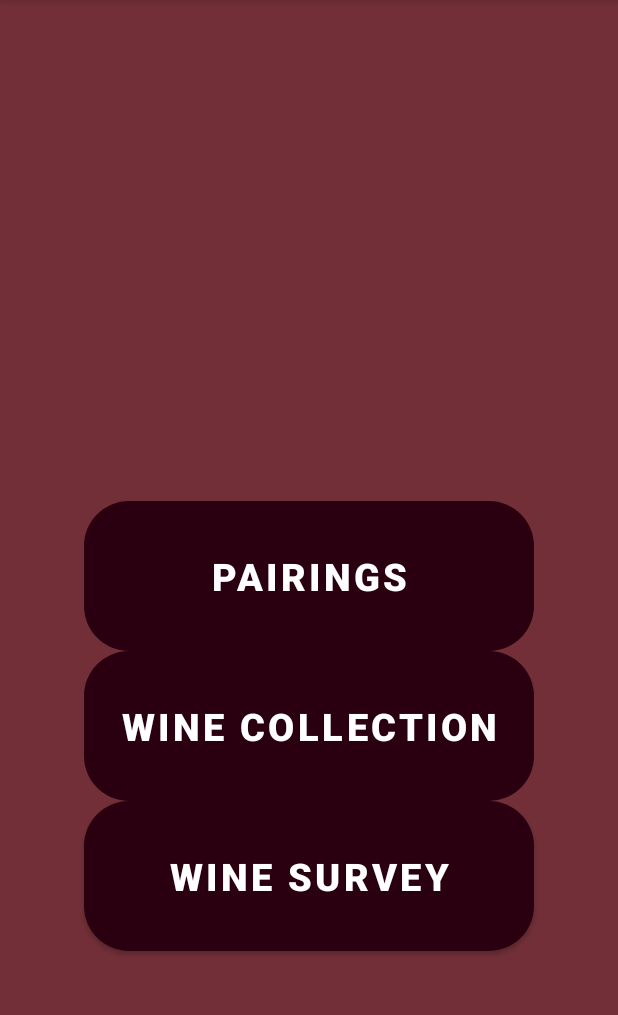
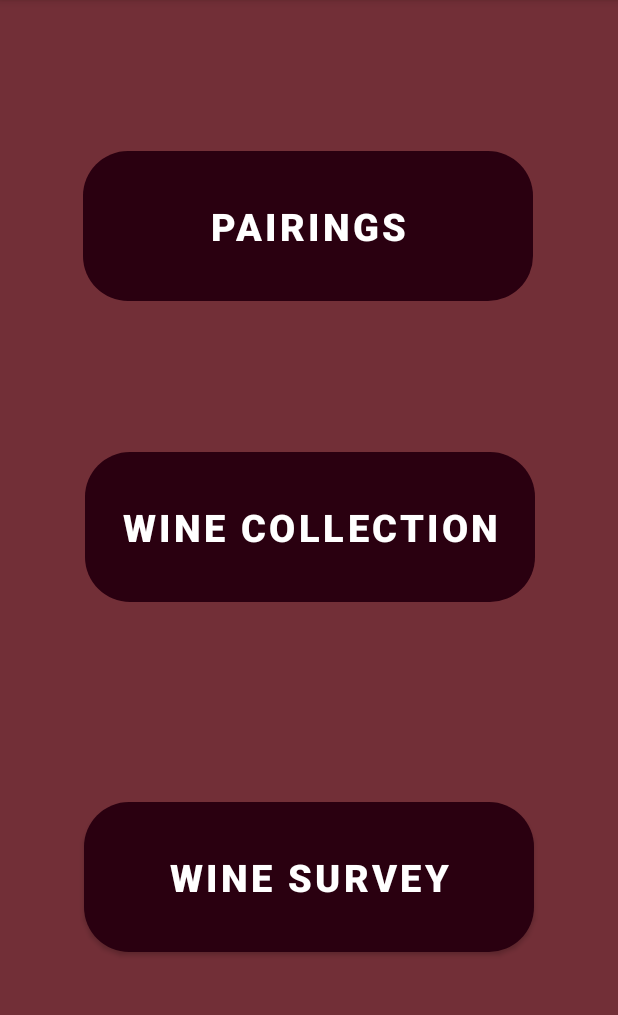
Before and after one commit to Burdj3/MySomm, an Android app: the screen it shows after launch (MainActivity), on a phone screen of 412 x 824 dp, the part 84-1099 px from its top. Run offline under Robolectric (Android 15) with nearby library versions, the phone set to English and light mode, and no system bars.

Commit message:
Changed button size, text size, created drawable object "rounded_button"

```diff
--- a/app/src/main/res/layout/activity_main.xml
+++ b/app/src/main/res/layout/activity_main.xml
@@ -1,48 +1,61 @@
 <?xml version="1.0" encoding="utf-8"?>
-<RelativeLayout xmlns:android="http://schemas.android.com/apk/res/android"
+<androidx.constraintlayout.widget.ConstraintLayout xmlns:android="http://schemas.android.com/apk/res/android"
     xmlns:app="http://schemas.android.com/apk/res-auto"
     xmlns:tools="http://schemas.android.com/tools"
+    android:id="@+id/relativeLayout"
     android:layout_width="match_parent"
     android:layout_height="match_parent"
-    tools:context=".MainActivity"
-    android:background="@color/wine">
-
-    <Button
-        android:layout_width="300dp"
-        android:layout_height="100dp"
-        android:id="@+id/wineDishButton"
-        android:layout_centerHorizontal="true"
-        android:layout_centerVertical="true"
-        android:text="pairings"
-        android:textStyle="bold"
-        android:textSize="25dp"
-        android:background="@drawable/rounded_button"
-        />
+    android:background="@color/wine"
+    tools:context=".MainActivity">
 
 
     <Button
+        android:id="@+id/wineDishButton"
         android:layout_width="300dp"
         android:layout_height="100dp"
-        android:id="@+id/wineCollectionButton"
-        android:layout_below="@+id/wineDishButton"
-        android:layout_centerHorizontal="true"
-        android:text="Wine Collection"
+        android:background="@drawable/rounded_button"
+        android:text="pairings"
+        android:textSize="25dp"
         android:textStyle="bold"
-        android:textSize="25sp"
-        android:background="@drawable/rounded_button"
-        />
+        app:layout_constraintBottom_toBottomOf="parent"
+        app:layout_constraintHorizontal_bias="0.494"
+        app:layout_constraintLeft_toLeftOf="parent"
+        app:layout_constraintRight_toRightOf="parent"
+        app:layout_constraintTop_toTopOf="parent"
+        app:layout_constraintVertical_bias="0.151" />
 
     <Button
+        android:id="@+id/wineCollectionButton"
         android:layout_width="300dp"
         android:layout_height="100dp"
+        android:layout_below="@+id/wineDishButton"
+        android:background="@drawable/rounded_button"
+        android:text="Wine Collection"
+        android:textSize="25sp"
+        android:textStyle="bold"
+        app:layout_constraintBottom_toBottomOf="parent"
+        app:layout_constraintEnd_toEndOf="parent"
+        app:layout_constraintHorizontal_bias="0.505"
+        app:layout_constraintLeft_toLeftOf="parent"
+        app:layout_constraintRight_toRightOf="parent"
+        app:layout_constraintStart_toStartOf="parent"
+        app:layout_constraintTop_toBottomOf="@+id/wineDishButton"
+        app:layout_constraintVertical_bias="0.216" />
+
+    <Button
         android:id="@+id/wineSurveyButton"
+        android:layout_width="300dp"
+        android:layout_height="100dp"
         android:layout_below="@+id/wineCollectionButton"
         android:layout_centerHorizontal="true"
+        android:background="@drawable/rounded_button"
         android:text="Wine Survey"
-        android:background="@drawable/rounded_button"
+        android:textSize="25sp"
         android:textStyle="bold"
-        android:textSize="25sp"
-        />
+        app:layout_constraintBottom_toBottomOf="parent"
+        app:layout_constraintLeft_toLeftOf="parent"
+        app:layout_constraintRight_toRightOf="parent"
+        app:layout_constraintTop_toBottomOf="@+id/wineCollectionButton" />
 
 
-</RelativeLayout>
+</androidx.constraintlayout.widget.ConstraintLayout>
```
